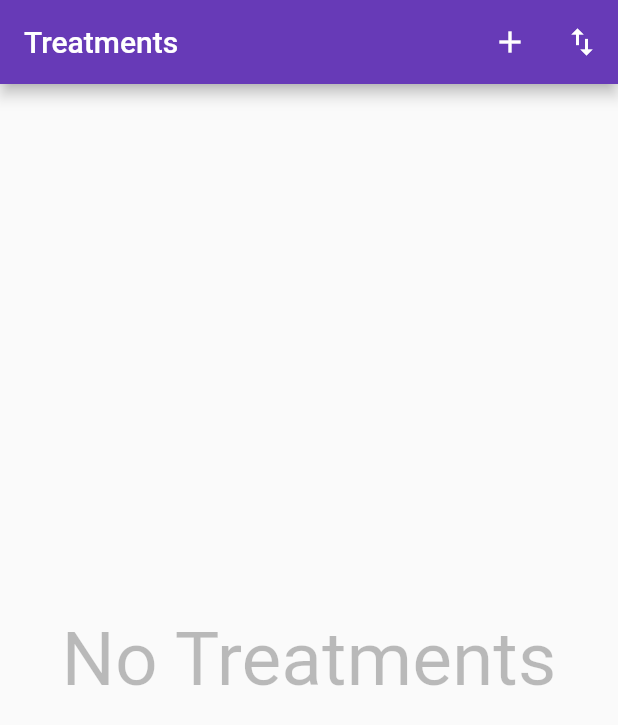
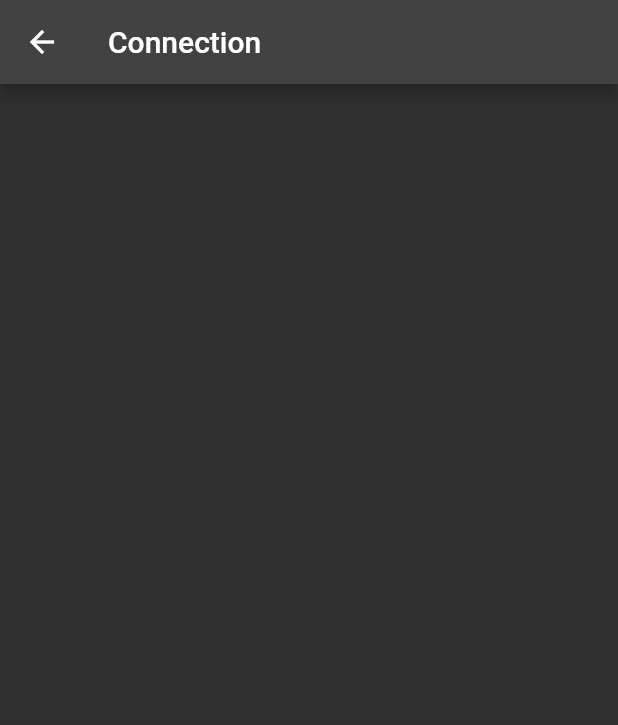
Before and after one commit to Logan-Dabney/IMS_Setup, a Flutter app: the screen it shows after launch, after a tap on the "import export" icon, on a phone screen of 412 x 824 dp. Shown: the top 725 px of the screen. Run offline on Flutter 3.47's test engine with Material 2 defaults, Android fonts, the light colour scheme and no system bars; our stand-ins replace flutter_bluetooth_serial, sqflite; accounts and stored records are empty.

Commit message:
Bluetooth, grable update for bluetooth, Cleaning of code

```diff
--- /dev/null
+++ b/ims_setup/lib/Bluetooth/bluetooth_form.dart
@@ -0,0 +1,62 @@
+import 'package:flutter/material.dart';
+import 'package:flutter_bluetooth_serial/flutter_bluetooth_serial.dart';
+import 'connection.dart';
+
+//For multiple buttons with same route
+class BluetoothFormRoute extends StatelessWidget{
+  final String name;
+
+  BluetoothFormRoute({required this.name});
+
+  @override
+  Widget build(BuildContext context) {
+    return FutureBuilder(
+      future: FlutterBluetoothSerial.instance.requestEnable(),
+      builder: (context, future) {
+        if (future.connectionState == ConnectionState.waiting) {
+          return Scaffold(
+            body: Container(
+              height: double.infinity,
+              child: const Center(
+                child: Icon(
+                  Icons.bluetooth_disabled,
+                  size: 200.0,
+                  color: Colors.blue,
+                ),
+              ),
+            ),
+          );
+        } else if (future.connectionState == ConnectionState.done) {
+          return Bluetooth_Select();
+        } else {
+          return Bluetooth_Select();
+        }
+      },
+    );
+  }
+}
+
+class Bluetooth_Select extends StatelessWidget {
+  @override
+  Widget build(BuildContext context) {
+    return SafeArea(
+        child: Scaffold(
+          appBar: AppBar(
+            title: Text('Connection'),
+          ),
+          body: SelectBondedDevicePage(
+            onCahtPage: (device1) {
+              BluetoothDevice device = device1;
+              Navigator.push(
+                context,
+                MaterialPageRoute(
+                  builder: (context) {
+                    return Text(""); // TODO: Need to create the page once the bluetooth is selected
+                  },
+                ),
+              );
+            },
+          ),
+        ));
+  }
+}
--- /dev/null
+++ b/ims_setup/lib/Bluetooth/connection.dart
@@ -0,0 +1,127 @@
+import 'dart:async';
+import 'package:flutter/material.dart';
+import 'package:flutter_bluetooth_serial/flutter_bluetooth_serial.dart';
+import 'device.dart';
+
+class SelectBondedDevicePage extends StatefulWidget {
+  /// If true, on page start there is performed discovery upon the bonded devices.
+  /// Then, if they are not avaliable, they would be disabled from the selection.
+  final bool checkAvailability;
+  final Function onCahtPage;
+
+  const SelectBondedDevicePage(
+      {this.checkAvailability = true, required this.onCahtPage});
+
+  @override
+  _SelectBondedDevicePage createState() => new _SelectBondedDevicePage();
+}
+
+enum _DeviceAvailability {
+  no,
+  maybe,
+  yes,
+}
+
+class _DeviceWithAvailability {
+  BluetoothDevice device;
+  _DeviceAvailability availability;
+  int? rssi;
+
+  _DeviceWithAvailability(this.device, this.availability, [this.rssi]);
+}
+
+class _SelectBondedDevicePage extends State<SelectBondedDevicePage> {
+  List<_DeviceWithAvailability> devices = <_DeviceWithAvailability>[];
+
+  // Availability
+  late StreamSubscription<BluetoothDiscoveryResult> _discoveryStreamSubscription;
+  late bool _isDiscovering;
+
+  _SelectBondedDevicePage();
+
+  @override
+  void initState() {
+    super.initState();
+
+    _isDiscovering = widget.checkAvailability;
+
+    if (_isDiscovering) {
+      _startDiscovery();
+    }
+
+    // Setup a list of the bonded devices
+    FlutterBluetoothSerial.instance
+        .getBondedDevices()
+        .then((List<BluetoothDevice> bondedDevices) {
+      setState(() {
+        devices = bondedDevices
+            .map(
+              (device) => _DeviceWithAvailability(
+            device,
+            widget.checkAvailability
+                ? _DeviceAvailability.maybe
+                : _DeviceAvailability.yes,
+          ),
+        )
+            .toList();
+      });
+    });
+  }
+
+  void _restartDiscovery() {
+    setState(() {
+      _isDiscovering = true;
+    });
+
+    _startDiscovery();
+  }
+
+  void _startDiscovery() {
+    _discoveryStreamSubscription =
+        FlutterBluetoothSerial.instance.startDiscovery().listen((r) {
+          setState(() {
+            Iterator i = devices.iterator;
+            while (i.moveNext()) {
+              var _device = i.current;
+              if (_device.device == r.device) {
+                _device.availability = _DeviceAvailability.yes;
+                _device.rssi = r.rssi;
+              }
+            }
+          });
+        });
+
+    _discoveryStreamSubscription.onDone(() {
+      setState(() {
+        _isDiscovering = false;
+      });
+    });
+  }
+
+  @override
+  void dispose() {
+    // Avoid memory leak (`setState` after dispose) and cancel discovery
+    _discoveryStreamSubscription.cancel();
+
+    super.dispose();
+  }
+
+  @override
+  Widget build(BuildContext context) {
+    List<BluetoothDeviceListEntry> list = devices
+        .map(
+          (_device) => BluetoothDeviceListEntry(
+        device: _device.device,
+        // rssi: _device.rssi,
+        // enabled: _device.availability == _DeviceAvailability.yes,
+        onTap: () {
+          widget.onCahtPage(_device.device);
+        },
+      ),
+    )
+        .toList();
+    return ListView(
+      children: list,
+    );
+  }
+}
--- a/ims_setup/lib/Models/muscle_profile.dart
+++ b/ims_setup/lib/Models/muscle_profile.dart
@@ -33,6 +33,7 @@ class MuscleProfile{
     id = map[SqliteDB.columnId];
     intensity = map[SqliteDB.columnIntensity];
     pulse = map[SqliteDB.columnPulse];
+    timeDuration = map[SqliteDB.columnTime];
     muscle = muscles[map[SqliteDB.columnMuscleId] - 1];
   }
 }
--- a/ims_setup/lib/global.dart
+++ /dev/null
@@ -1,37 +0,0 @@
-List<Muscle> muscles = [
-  Muscle("Vastus Lateralis", 1),
-  Muscle("Vastus Medialis", 2),
-  Muscle("Quadricep", 3),
-  Muscle("Gacilis", 4),
-  Muscle("Hamstring", 5),
-  Muscle("Calves", 6)
-];
-
-class Muscle{
-  String name;
-  int id;
-
-  Muscle(this.name, this.id);
-}
-
-class MuscleProfile{
-  double intensity;
-  double pulse;
-  double timeDuration;
-  Muscle muscle;
-
-  MuscleProfile(this.muscle, this.intensity, this.timeDuration, this.pulse);
-
-  // Map<String, dynamic> toMap() {
-  //   var map = <String, dynamic>{};
-  //
-  //
-  // }
-}
-
-class TreatmentProfile{
-  String name;
-  List<MuscleProfile> muscleProfiles;
-
-  TreatmentProfile(this.name, this.muscleProfiles);
-}
--- a/ims_setup/lib/main.dart
+++ b/ims_setup/lib/main.dart
@@ -2,6 +2,7 @@ import 'package:flutter/material.dart';
 import 'treatment_profile_form.dart' as treatment_form;
 import 'package:starter_project/Models/all_models.dart';
 import 'package:starter_project/Database/sqlite.dart';
+import 'package:starter_project/Bluetooth/bluetooth_form.dart' as bluetooth;
 
 List<TreatmentProfile> treatmentProfiles = [];
 
@@ -18,18 +19,9 @@ class MyApp extends StatelessWidget {
     return MaterialApp(
       title: 'IMS Setup',
       theme: ThemeData(
-        // This is the theme of your application.
-        //
-        // Try running your application with "flutter run". You'll see the
-        // application has a blue toolbar. Then, without quitting the app, try
-        // changing the primarySwatch below to Colors.green and then invoke
-        // "hot reload" (press "r" in the console where you ran "flutter run",
-        // or simply save your changes to "hot reload" in a Flutter IDE).
-        // Notice that the counter didn't reset back to zero; the application
-        // is not restarted.
+        brightness: Brightness.dark,
         primarySwatch: Colors.deepPurple,
       ),
-      //home: const MyHomePage(title: 'Flutter Demo Home Page'),
       home: const HomePage(),
     );
   }
@@ -62,16 +54,12 @@ class _HomePage extends State<HomePage> {
   // Loads the add profile page
   void _addTreatmentProfile(){
     Navigator.of(context).push(
-      MaterialPageRoute(
-          builder: (BuildContext context){
-            return Scaffold(
-              appBar: AppBar(
-                title: const Text("New Treatment Profile")
-              ),
-              body: const treatment_form.AddTreatmentProfileForm(),
-            );
-          }
-      )
+        MaterialPageRoute(
+            builder: (context) => treatment_form.TreatmentProfileFormRoute(
+                name: "New",
+                isEdit: false
+            )
+        )
     ).then((_) {
       // This block runs when you have returned back to refresh the page
       setState(() {
@@ -82,7 +70,18 @@ class _HomePage extends State<HomePage> {
 
   // Loads the export profiles page
   void _exportProfiles(){
-
+    Navigator.of(context).push(
+        MaterialPageRoute(
+            builder: (context) => bluetooth.BluetoothFormRoute(
+                name: "Bluetooth Select",
+            )
+        )
+    ).then((_) {
+      // This block runs when you have returned back to refresh the page
+      setState(() {
+        setVariables();
+      });
+    });
   }
 
   _addBody(){
@@ -125,7 +124,10 @@ class _HomePage extends State<HomePage> {
                                 )
                             ),
                             Spacer(),
-                            IconButton(icon: const Icon(Icons.edit), onPressed: _editTreatmentProfile(i)),
+                            Hero(
+                              tag: i,
+                              child: IconButton(icon: const Icon(Icons.edit), onPressed: () => _editTreatmentProfile(i)),
+                            ),
                             IconButton(icon: const Icon(Icons.delete), onPressed: () => _deleteTreatmentProfile(i)),
                           ]
                       ),
@@ -138,17 +140,7 @@ class _HomePage extends State<HomePage> {
                 }
                 );
           } else{
-            return Center(
-                child: Column(
-                    mainAxisAlignment: MainAxisAlignment.center,
-                    children: const [
-                      Text(
-                        "No Treatments",
-                        style: TextStyle(fontSize: 50, color: Colors.black26),
-                      )
-                    ]
-                )
-            );
+            return const Text(""); // show nothing while the builder is loading
           }
         },
     );
@@ -156,7 +148,20 @@ class _HomePage extends State<HomePage> {
 
   _editTreatmentProfile(int i){
     //TODO: add database edit and new page to edit data
-    treatment_form.treatmentProfile = treatmentProfiles[i];
+    treatment_form.set(treatmentProfiles[i]);
+    Navigator.of(context).push(
+        MaterialPageRoute(
+            builder: (context) => treatment_form.TreatmentProfileFormRoute(
+                name: "$i",
+                isEdit: true
+            )
+        )
+    ).then((_) {
+      // This block runs when you have returned back to refresh the page
+      setState(() {
+        setVariables();
+      });
+    });
   }
 
   _deleteTreatmentProfile(int i) {
@@ -173,47 +178,3 @@ Future<String> setVariables() async{
   treatmentProfiles = await SqliteDB.db.getTreatmentProfiles();
   return Future.value("download successful"); // return your response
 }
-
-// If there aren't any saved profiles show text to create on
-// if (treatmentProfiles.isEmpty){
-//   return Center(
-//       child: Column(
-//         mainAxisAlignment: MainAxisAlignment.center,
-//         children: const [
-//           Text(
-//             "No Treatments",
-//             style: TextStyle(fontSize: 50, color: Colors.black26),
-//           )
-//         ]
-//       )
-//   );
-// }
-
-// If there are saved treatments display them
-// return
-//   ListView.builder(
-//       itemCount: treatmentProfiles.length,
-//       physics: ClampingScrollPhysics(),
-//       shrinkWrap: true,
-//       itemBuilder: (context, i){
-//         return Column(
-//           children: [
-//             Row(
-//               //TODO: Edit so it looks better
-//                 children: [
-//                   Text(
-//                     treatmentProfiles[i].name,
-//                     style: TextStyle(fontSize: 20),
-//                   ),
-//                   IconButton(icon: const Icon(Icons.edit), onPressed: _editTreatmentProfile(i)),
-//                   IconButton(icon: const Icon(Icons.delete), onPressed: () => _deleteTreatmentProfile(i)),
-//                 ]
-//             ),
-//             const Divider(
-//               color: Colors.purpleAccent,
-//               thickness: 3,
-//             ),
-//           ],
-//         );
-//       }
-//   );
--- a/ims_setup/pubspec.yaml
+++ b/ims_setup/pubspec.yaml
@@ -48,9 +48,9 @@ dev_dependencies:
   # package. See that file for information about deactivating specific lint
   # rules and activating additional ones.
   flutter_lints: ^1.0.0
-  english_words: ^4.0.0
   sqflite: ^2.0.0
   path_provider: ^2.0.1
+  flutter_bluetooth_serial: ^0.3.2
 # For information on the generic Dart part of this file, see the
 # following page: https://dart.dev/tools/pub/pubspec
 
```
Also changed, not shown: ims_setup/lib/Bluetooth/device.dart (added, +24 -0 lines), ims_setup/lib/treatment_profile_form.dart (+75 -46 lines), ims_setup/pubspec.lock, 1 other file.
